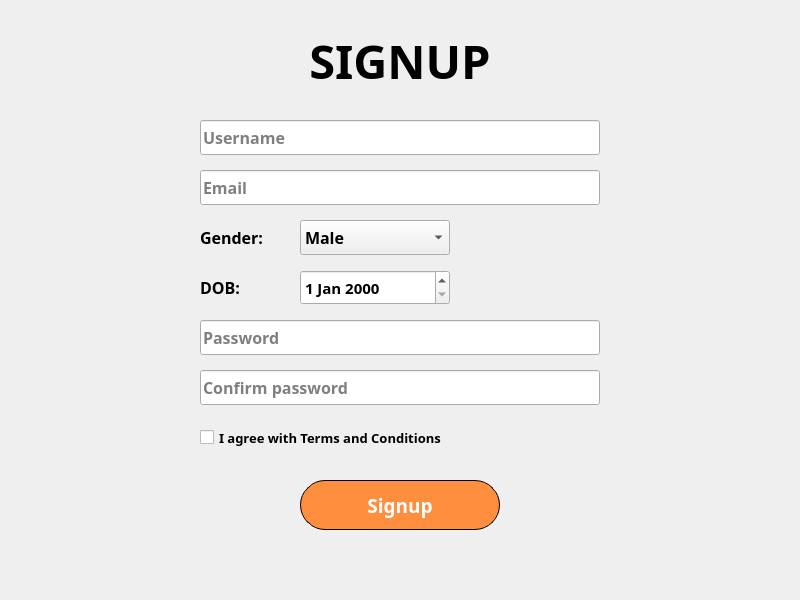
The window that Lesson5/signup.ui (trungsliver/MK-C4K-PTA22) describes before a commit, drawn with Qt 5.
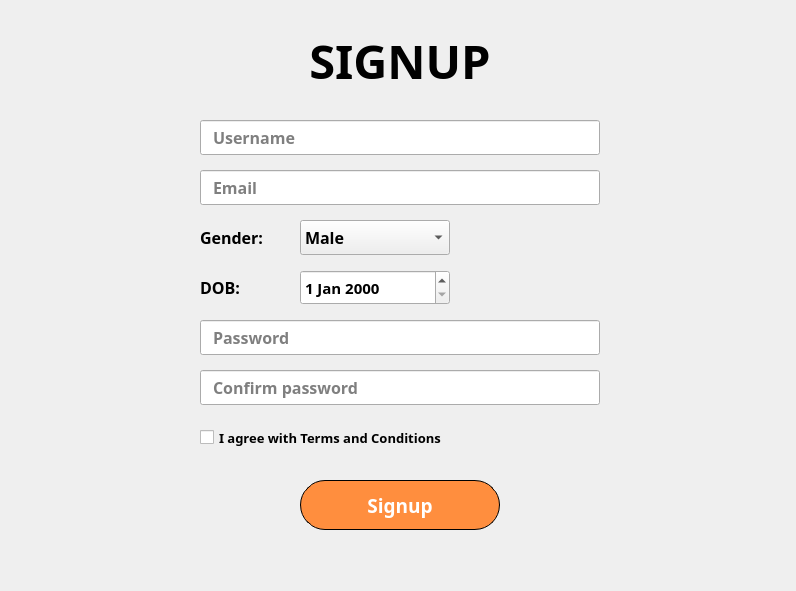
The same window after the commit.

Diff of the .ui file:
```diff
--- a/Lesson5/signup.ui
+++ b/Lesson5/signup.ui
@@ -6,8 +6,8 @@
    <rect>
     <x>0</x>
     <y>0</y>
-    <width>800</width>
-    <height>600</height>
+    <width>796</width>
+    <height>591</height>
    </rect>
   </property>
   <property name="windowTitle">
@@ -61,6 +61,9 @@
       <bold>true</bold>
      </font>
     </property>
+    <property name="styleSheet">
+     <string notr="true">padding-left: 10px;</string>
+    </property>
     <property name="placeholderText">
      <string>Username</string>
     </property>
@@ -88,6 +91,9 @@
       <bold>true</bold>
      </font>
     </property>
+    <property name="styleSheet">
+     <string notr="true">padding-left: 10px;</string>
+    </property>
     <property name="placeholderText">
      <string>Email</string>
     </property>
@@ -244,6 +250,9 @@
       <bold>true</bold>
      </font>
     </property>
+    <property name="styleSheet">
+     <string notr="true">padding-left: 10px;</string>
+    </property>
     <property name="echoMode">
      <enum>QLineEdit::Password</enum>
     </property>
@@ -274,6 +283,9 @@
       <bold>true</bold>
      </font>
     </property>
+    <property name="styleSheet">
+     <string notr="true">padding-left: 10px;</string>
+    </property>
     <property name="echoMode">
      <enum>QLineEdit::Password</enum>
     </property>
```
